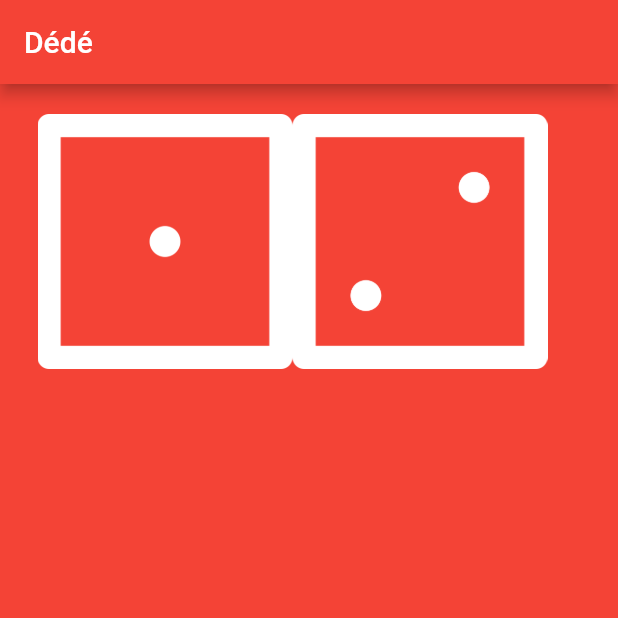
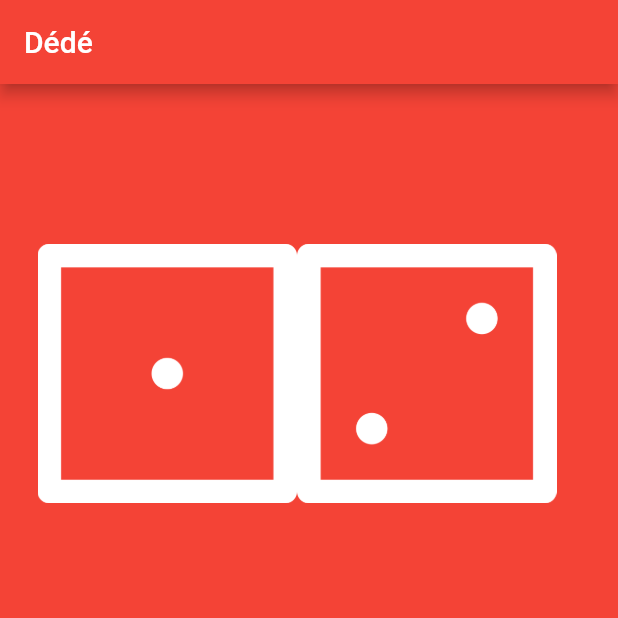
Before and after one commit to taip6494/dede, a Flutter app: the screen it shows after launch, on a phone screen of 412 x 824 dp, the top half of it. Run offline on Flutter 3.47's test engine with Material 2 defaults, Android fonts, the phone set to English and light mode, and no system bars.

Commit message:
Ajout double deviceWidth et deviceHeight

```diff
--- a/lib/main.dart
+++ b/lib/main.dart
@@ -16,20 +16,23 @@ void main() {
 }
 
 class DicePage extends StatelessWidget {
+
   @override
   Widget build(BuildContext context) {
+    double deviceWidth = MediaQuery.of(context).size.width;
+    double deviceHeight = MediaQuery.of(context).size.height;
     return Container(
         padding: EdgeInsets.fromLTRB(25, 20, 25, 0),
         child: Row(children: [
           Image.asset(
             'images/dice1.png',
-            width: 170,
-            height: 170,
+            width: deviceWidth *0.42,
+            height: deviceHeight*0.42,
           ),
           Image.asset(
             'images/dice2.png',
-            width: 170,
-            height: 170,
+            width: deviceWidth *0.42,
+            height: deviceHeight*0.42,
           ),
         ]));
   }
```
